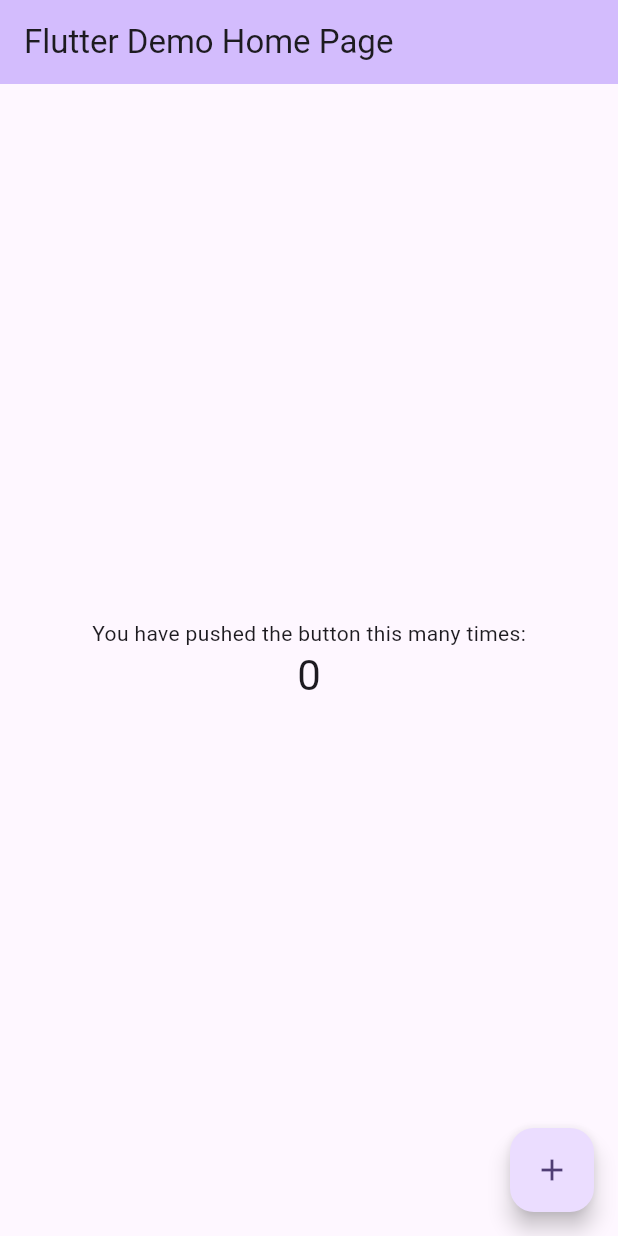
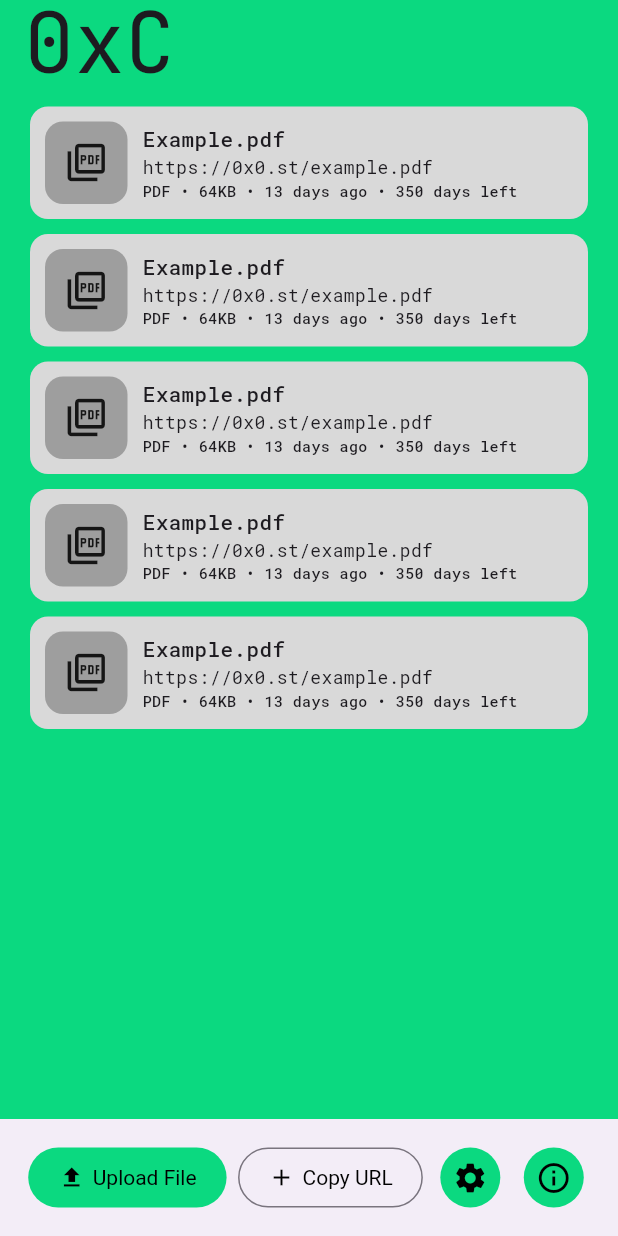
Before and after one commit to n1ved/0xC, a Flutter app: the screen it shows after launch, on a phone screen of 412 x 824 dp. Run offline on Flutter 3.47's test engine with Material 3 defaults, Android fonts, the phone set to English and light mode, and no system bars; our stand-ins replace google_fonts.

Commit message:
feat : basic UI

```diff
--- /dev/null
+++ b/lib/components/bottom_navigation.dart
@@ -0,0 +1,68 @@
+import 'package:flutter/material.dart';
+import 'package:nullcompanion/constants/const.dart';
+
+class BottomNavigation extends StatelessWidget {
+  const BottomNavigation({super.key});
+
+  @override
+  Widget build(BuildContext context) {
+    return Container(
+      color: white,
+      padding: EdgeInsets.symmetric(horizontal: 15.0, vertical: 15.0),
+      child: Row(
+        mainAxisAlignment: MainAxisAlignment.spaceAround,
+        children: [
+          TextButton(
+            onPressed: () {},
+            style: TextButton.styleFrom(
+              backgroundColor: primaryColor,
+              padding: EdgeInsets.symmetric(horizontal: 20, vertical: 10),
+              iconColor: Colors.black,
+              textStyle: TextStyle(color: Colors.black),
+            ),
+            child: Row(
+              mainAxisAlignment: MainAxisAlignment.spaceEvenly,
+              spacing: 5.0,
+              children: [
+                Icon(Icons.upload),
+                Text("Upload File", style: TextStyle(color: Colors.black)),
+              ],
+            ),
+          ),
+          OutlinedButton(
+            onPressed: () {},
+            style: TextButton.styleFrom(
+              padding: EdgeInsets.symmetric(horizontal: 20, vertical: 10),
+              iconColor: Colors.black,
+              textStyle: TextStyle(color: Colors.black),
+            ),
+            child: Row(
+              mainAxisAlignment: MainAxisAlignment.spaceEvenly,
+              spacing: 5.0,
+              children: [
+                Icon(Icons.add),
+                Text("Copy URL", style: TextStyle(color: Colors.black)),
+              ],
+            ),
+          ),
+          IconButton.filledTonal(
+            onPressed: () {},
+            icon: Icon(Icons.settings),
+            style: IconButton.styleFrom(
+              backgroundColor: primaryColor,
+              foregroundColor: Colors.black,
+            ),
+          ),
+          IconButton.filledTonal(
+            onPressed: () {},
+            icon: Icon(Icons.info_outline),
+            style: IconButton.styleFrom(
+              backgroundColor: primaryColor,
+              foregroundColor: Colors.black,
+            ),
+          ),
+        ],
+      ),
+    );
+  }
+}
--- /dev/null
+++ b/lib/components/file_card.dart
@@ -0,0 +1,60 @@
+import 'package:flutter/material.dart';
+import 'package:nullcompanion/constants/const.dart';
+import 'package:google_fonts/google_fonts.dart';
+
+class FileCard extends StatelessWidget {
+  const FileCard({super.key});
+
+  @override
+  Widget build(BuildContext context) {
+    return Container(
+      margin: EdgeInsets.symmetric(horizontal: 20.0, vertical: 5.0),
+      padding: EdgeInsets.all(10.0),
+      decoration: BoxDecoration(
+        color: containerGrey,
+        borderRadius: BorderRadius.circular(12.0),
+      ),
+      child: Row(
+        spacing: 10.0,
+        children: [
+          Container(
+            width: 55.0,
+            height: 55.0,
+            decoration: BoxDecoration(
+              borderRadius: BorderRadius.circular(12.0),
+              color: Colors.grey,
+            ),
+            child: Icon(Icons.picture_as_pdf_outlined, size: 30.0),
+          ),
+          Column(
+            mainAxisAlignment: MainAxisAlignment.spaceBetween,
+            crossAxisAlignment: CrossAxisAlignment.start,
+            children: [
+              Text(
+                "Example.pdf",
+                style: GoogleFonts.robotoMono(
+                  fontSize: 14.0,
+                  fontWeight: FontWeight.w500,
+                ),
+              ),
+              Text(
+                "https://0x0.st/example.pdf",
+                style: GoogleFonts.robotoMono(
+                  fontSize: 12.0,
+                  fontWeight: FontWeight.w400,
+                ),
+              ),
+              Text(
+                "PDF • 64KB • 13 days ago • 350 days left",
+                style: GoogleFonts.robotoMono(
+                  fontSize: 10.0,
+                  fontWeight: FontWeight.w500,
+                ),
+              ),
+            ],
+          ),
+        ],
+      ),
+    );
+  }
+}
--- /dev/null
+++ b/lib/constants/const.dart
@@ -0,0 +1,6 @@
+import 'dart:ui';
+
+const Color primaryColor = Color(0xFF0bd980);
+const Color white = Color(0xFFF3EDF7);
+const Color grey = Color(0xFFBDB8B8);
+const Color containerGrey = Color(0xFFD9D9D9);
--- a/lib/main.dart
+++ b/lib/main.dart
@@ -1,122 +1,43 @@
 import 'package:flutter/material.dart';
+import 'package:google_fonts/google_fonts.dart';
+import 'package:nullcompanion/constants/const.dart';
+import 'package:nullcompanion/components/bottom_navigation.dart';
+import 'package:nullcompanion/components/file_card.dart';
 
 void main() {
-  runApp(const MyApp());
+  runApp(MaterialApp(home: HomePage()));
 }
 
-class MyApp extends StatelessWidget {
-  const MyApp({super.key});
+class HomePage extends StatefulWidget {
+  const HomePage({super.key});
 
-  // This widget is the root of your application.
+  @override
+  State<HomePage> createState() => _HomePageState();
+}
+
+class _HomePageState extends State<HomePage> {
   @override
   Widget build(BuildContext context) {
-    return MaterialApp(
-      title: 'Flutter Demo',
-      theme: ThemeData(
-        // This is the theme of your application.
-        //
-        // TRY THIS: Try running your application with "flutter run". You'll see
-        // the application has a purple toolbar. Then, without quitting the app,
-        // try changing the seedColor in the colorScheme below to Colors.green
-        // and then invoke "hot reload" (save your changes or press the "hot
-        // reload" button in a Flutter-supported IDE, or press "r" if you used
-        // the command line to start the app).
-        //
-        // Notice that the counter didn't reset back to zero; the application
-        // state is not lost during the reload. To reset the state, use hot
-        // restart instead.
-        //
-        // This works for code too, not just values: Most code changes can be
-        // tested with just a hot reload.
-        colorScheme: ColorScheme.fromSeed(seedColor: Colors.deepPurple),
+    return Scaffold(
+      appBar: AppBar(
+        backgroundColor: primaryColor,
+        title: Text(
+          "0xC",
+          style: GoogleFonts.jetBrainsMono(
+            fontSize: 56.0,
+            fontWeight: FontWeight.w400,
+          ),
+        ),
       ),
-      home: const MyHomePage(title: 'Flutter Demo Home Page'),
+      backgroundColor: primaryColor,
+      body: Padding(
+        padding: const EdgeInsets.symmetric(vertical: 10.0),
+        child: ListView.builder(
+          itemBuilder: (context, index) => FileCard(),
+          itemCount: 5,
+        ),
+      ),
+      bottomNavigationBar: BottomNavigation(),
     );
   }
 }
-
-class MyHomePage extends StatefulWidget {
-  const MyHomePage({super.key, required this.title});
-
-  // This widget is the home page of your application. It is stateful, meaning
-  // that it has a State object (defined below) that contains fields that affect
-  // how it looks.
-
-  // This class is the configuration for the state. It holds the values (in this
-  // case the title) provided by the parent (in this case the App widget) and
-  // used by the build method of the State. Fields in a Widget subclass are
-  // always marked "final".
-
-  final String title;
-
-  @override
-  State<MyHomePage> createState() => _MyHomePageState();
-}
-
-class _MyHomePageState extends State<MyHomePage> {
-  int _counter = 0;
-
-  void _incrementCounter() {
-    setState(() {
-      // This call to setState tells the Flutter framework that something has
-      // changed in this State, which causes it to rerun the build method below
-      // so that the display can reflect the updated values. If we changed
-      // _counter without calling setState(), then the build method would not be
-      // called again, and so nothing would appear to happen.
-      _counter++;
-    });
-  }
-
-  @override
-  Widget build(BuildContext context) {
-    // This method is rerun every time setState is called, for instance as done
-    // by the _incrementCounter method above.
-    //
-    // The Flutter framework has been optimized to make rerunning build methods
-    // fast, so that you can just rebuild anything that needs updating rather
-    // than having to individually change instances of widgets.
-    return Scaffold(
-      appBar: AppBar(
-        // TRY THIS: Try changing the color here to a specific color (to
-        // Colors.amber, perhaps?) and trigger a hot reload to see the AppBar
-        // change color while the other colors stay the same.
-        backgroundColor: Theme.of(context).colorScheme.inversePrimary,
-        // Here we take the value from the MyHomePage object that was created by
-        // the App.build method, and use it to set our appbar title.
-        title: Text(widget.title),
-      ),
-      body: Center(
-        // Center is a layout widget. It takes a single child and positions it
-        // in the middle of the parent.
-        child: Column(
-          // Column is also a layout widget. It takes a list of children and
-          // arranges them vertically. By default, it sizes itself to fit its
-          // children horizontally, and tries to be as tall as its parent.
-          //
-          // Column has various properties to control how it sizes itself and
-          // how it positions its children. Here we use mainAxisAlignment to
-          // center the children vertically; the main axis here is the vertical
-          // axis because Columns are vertical (the cross axis would be
-          // horizontal).
-          //
-          // TRY THIS: Invoke "debug painting" (choose the "Toggle Debug Paint"
-          // action in the IDE, or press "p" in the console), to see the
-          // wireframe for each widget.
-          mainAxisAlignment: MainAxisAlignment.center,
-          children: <Widget>[
-            const Text('You have pushed the button this many times:'),
-            Text(
-              '$_counter',
-              style: Theme.of(context).textTheme.headlineMedium,
-            ),
-          ],
-        ),
-      ),
-      floatingActionButton: FloatingActionButton(
-        onPressed: _incrementCounter,
-        tooltip: 'Increment',
-        child: const Icon(Icons.add),
-      ), // This trailing comma makes auto-formatting nicer for build methods.
-    );
-  }
-}
--- a/pubspec.yaml
+++ b/pubspec.yaml
@@ -34,6 +34,7 @@ dependencies:
   # The following adds the Cupertino Icons font to your application.
   # Use with the CupertinoIcons class for iOS style icons.
   cupertino_icons: ^1.0.8
+  google_fonts: ^6.2.1
 
 dev_dependencies:
   flutter_test:
```
Also changed, not shown: pubspec.lock, 1 other file.
